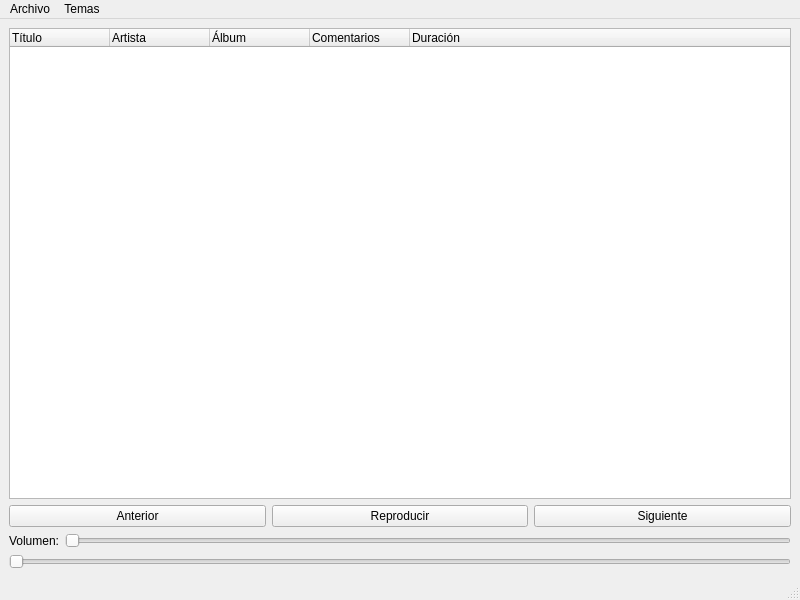
First picture: the form in src/mainwindow.ui, repository BlueSystemCR/nexus, before the edit.
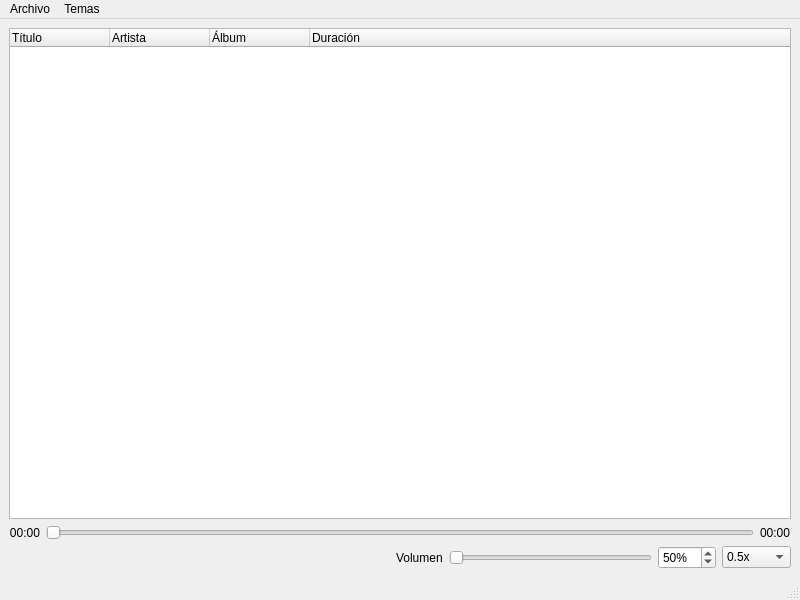
Second picture: the form after the edit. Icons and pictures are not drawn.

```diff
--- a/src/mainwindow.ui
+++ b/src/mainwindow.ui
@@ -41,11 +41,6 @@
         <string>Álbum</string>
        </property>
       </column>
-      <column>
-       <property name="text">
-        <string>Comentarios</string>
-       </property>
-      </column>
       <column>
        <property name="text">
         <string>Duración</string>
@@ -53,37 +48,117 @@
       </column>
      </widget>
     </item>
+    <item>
+     <layout class="QHBoxLayout" name="timeLayout">
+      <item>
+       <widget class="QLabel" name="currentTimeLabel">
+        <property name="minimumWidth">
+         <number>50</number>
+        </property>
+        <property name="text">
+         <string>00:00</string>
+        </property>
+        <property name="alignment">
+         <set>Qt::AlignRight|Qt::AlignVCenter</set>
+        </property>
+       </widget>
+      </item>
+      <item>
+       <widget class="QSlider" name="progressSlider">
+        <property name="orientation">
+         <enum>Qt::Horizontal</enum>
+        </property>
+       </widget>
+      </item>
+      <item>
+       <widget class="QLabel" name="totalTimeLabel">
+        <property name="minimumWidth">
+         <number>50</number>
+        </property>
+        <property name="text">
+         <string>00:00</string>
+        </property>
+        <property name="alignment">
+         <set>Qt::AlignLeft|Qt::AlignVCenter</set>
+        </property>
+       </widget>
+      </item>
+     </layout>
+    </item>
     <item>
      <layout class="QHBoxLayout" name="controlsLayout">
       <item>
        <widget class="QPushButton" name="previousButton">
         <property name="text">
-         <string>Anterior</string>
+         <string></string>
+        </property>
+        <property name="icon">
+         <iconset theme="media-skip-backward"/>
+        </property>
+        <property name="flat">
+         <bool>true</bool>
         </property>
        </widget>
       </item>
       <item>
        <widget class="QPushButton" name="playButton">
         <property name="text">
-         <string>Reproducir</string>
+         <string></string>
+        </property>
+        <property name="icon">
+         <iconset theme="media-playback-start"/>
+        </property>
+        <property name="flat">
+         <bool>true</bool>
         </property>
        </widget>
       </item>
       <item>
        <widget class="QPushButton" name="nextButton">
         <property name="text">
-         <string>Siguiente</string>
+         <string></string>
         </property>
+        <property name="icon">
+         <iconset theme="media-skip-forward"/>
+        </property>
+        <property name="flat">
+         <bool>true</bool>
+        </property>
        </widget>
       </item>
-     </layout>
-    </item>
-    <item>
-     <layout class="QHBoxLayout" name="horizontalLayout">
+      <item>
+       <widget class="QPushButton" name="repeatButton">
+        <property name="text">
+         <string></string>
+        </property>
+        <property name="icon">
+         <iconset theme="media-playlist-repeat"/>
+        </property>
+        <property name="checkable">
+         <bool>true</bool>
+        </property>
+        <property name="flat">
+         <bool>true</bool>
+        </property>
+       </widget>
+      </item>
+      <item>
+       <spacer name="horizontalSpacer">
+        <property name="orientation">
+         <enum>Qt::Horizontal</enum>
+        </property>
+        <property name="sizeHint" stdset="0">
+         <size>
+          <width>40</width>
+          <height>20</height>
+         </size>
+        </property>
+       </spacer>
+      </item>
       <item>
        <widget class="QLabel" name="volumeLabel">
         <property name="text">
-         <string>Volumen:</string>
+         <string>Volumen</string>
         </property>
        </widget>
       </item>
@@ -94,15 +169,58 @@
         </property>
        </widget>
       </item>
+      <item>
+       <widget class="QSpinBox" name="volumeSpinBox">
+        <property name="suffix">
+         <string>%</string>
+        </property>
+        <property name="maximum">
+         <number>100</number>
+        </property>
+        <property name="value">
+         <number>50</number>
+        </property>
+       </widget>
+      </item>
+      <item>
+       <widget class="QComboBox" name="speedComboBox">
+        <property name="maximumWidth">
+         <number>80</number>
+        </property>
+        <item>
+         <property name="text">
+          <string>0.5x</string>
+         </property>
+        </item>
+        <item>
+         <property name="text">
+          <string>0.75x</string>
+         </property>
+        </item>
+        <item>
+         <property name="text">
+          <string>Normal</string>
+         </property>
+        </item>
+        <item>
+         <property name="text">
+          <string>1.25x</string>
+         </property>
+        </item>
+        <item>
+         <property name="text">
+          <string>1.5x</string>
+         </property>
+        </item>
+        <item>
+         <property name="text">
+          <string>2x</string>
+         </property>
+        </item>
+       </widget>
+      </item>
      </layout>
     </item>
-    <item>
-     <widget class="QSlider" name="progressSlider">
-      <property name="orientation">
-       <enum>Qt::Horizontal</enum>
-      </property>
-     </widget>
-    </item>
    </layout>
   </widget>
   <widget class="QMenuBar" name="menubar">
```
Left out of the diff: 3 changed lines with no effect on the pictures.
